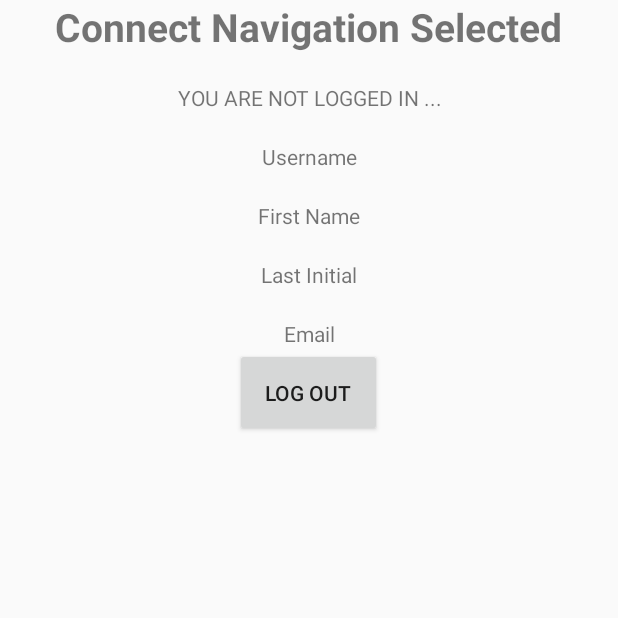
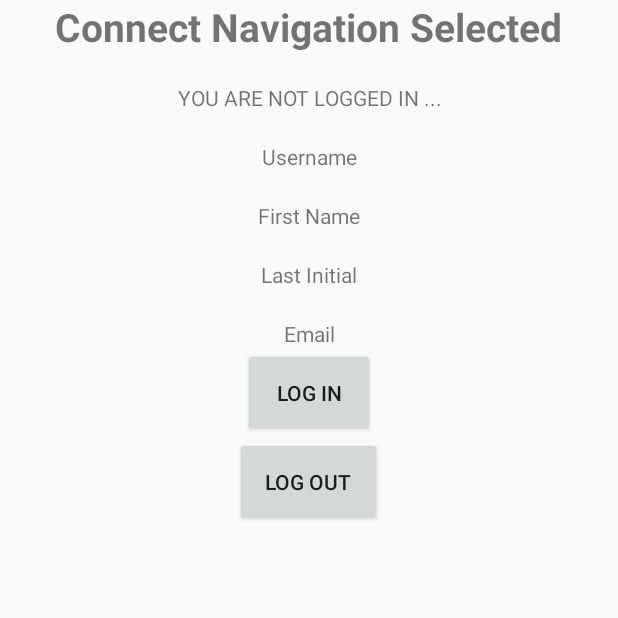
Before and after one commit to cs15jjs/CarbonDevelopment, an Android app: the fragment ConnectFragment shown on its own in the app's theme, on a phone screen of 412 x 824 dp, the top half of it. Run offline under Robolectric (Android 15) with nearby library versions, the phone set to English and light mode, and no system bars.

Commit message:
Changes to Log in and sign up page in the connect tab

```diff
--- a/ZeroEvents/app/src/main/java/carbon/zeroevents/Fragments/ConnectFragment.java
+++ b/ZeroEvents/app/src/main/java/carbon/zeroevents/Fragments/ConnectFragment.java
@@ -22,7 +22,7 @@ import carbon.zeroevents.R;
 
 public class ConnectFragment extends Fragment {
 
-    private Button logoutButton;
+    private Button logoutButton, loginButton;
     private TextView tvEmail, tvUsername, tvFirst, tvLast, loggedinTV;
     private UserSession session;
     private UserInfo userInfo;
@@ -40,6 +40,7 @@ public class ConnectFragment extends Fragment {
         userInfo = new UserInfo(activity);
 
         logoutButton = (Button) view.findViewById(R.id.logOutButton);
+        loginButton = (Button) view.findViewById(R.id.connectLoginButton);
         tvEmail = (TextView) view.findViewById(R.id.textViewEmail);
         tvUsername = (TextView) view.findViewById(R.id.textViewUsername);
         tvFirst = (TextView) view.findViewById(R.id.textViewFirstName);
@@ -49,6 +50,8 @@ public class ConnectFragment extends Fragment {
         if (!session.isUserLoggedin()) {
             loggedinTV.setText("YOU ARE NOT LOGGED IN ...");
             startActivity(new Intent(activity, Login.class));
+        }else {
+            loginButton.setVisibility(View.INVISIBLE);
         }
 
         setText();
@@ -61,7 +64,15 @@ public class ConnectFragment extends Fragment {
                 userInfo.clearUserInfo();
                 startActivity(new Intent(activity, Login.class));
                 loggedinTV.setText("YOU ARE NOT LOGGED IN ...");
+                loginButton.setVisibility(View.VISIBLE);
                 setText();
+            }
+        });
+
+        loginButton.setOnClickListener(new View.OnClickListener() {
+            @Override
+            public void onClick(View v) {
+                startActivity(new Intent(activity, Login.class));
             }
         });
 
--- a/ZeroEvents/app/src/main/res/layout/connect_tab.xml
+++ b/ZeroEvents/app/src/main/res/layout/connect_tab.xml
@@ -55,6 +55,16 @@
         android:text="" />
 
     <Button
+        android:id="@+id/connectLoginButton"
+        android:layout_width="wrap_content"
+        android:layout_height="wrap_content"
+        android:text="@string/log_in_button"
+        android:padding="20dp"
+        android:layout_gravity="center"
+        tools:layout_editor_absoluteX="96dp"
+        tools:layout_editor_absoluteY="309dp"/>
+
+    <Button
         android:id="@+id/logOutButton"
         android:layout_width="wrap_content"
         android:layout_height="wrap_content"
```
Also changed, not shown: 1 other file.
